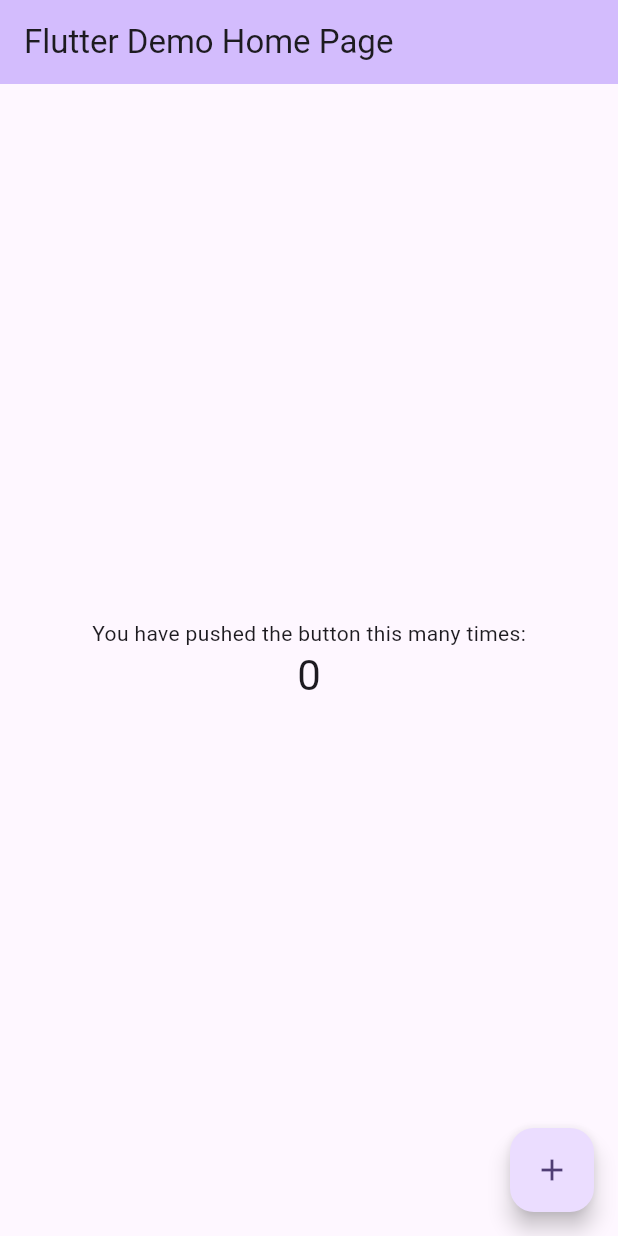
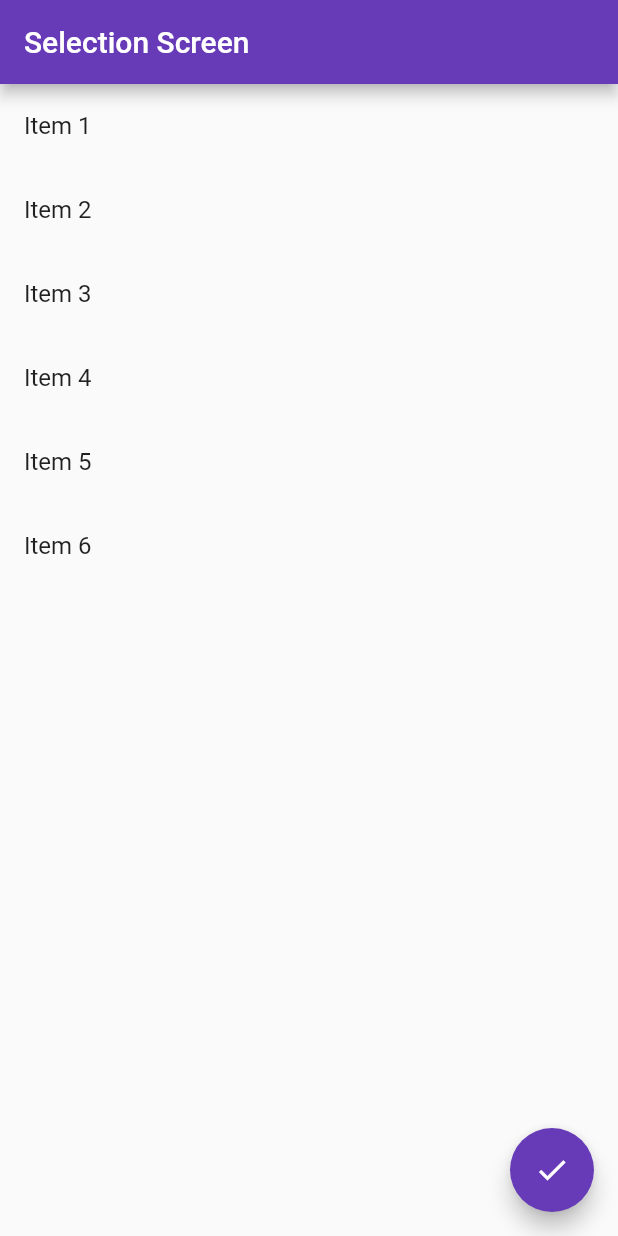
Before and after one commit to ob1Kenoobi/mod10-livetest, a Flutter app: the screen it shows after launch, on a phone screen of 412 x 824 dp. Run offline on Flutter 3.47's test engine with Material 2 defaults, Android fonts, the light colour scheme and no system bars.

Commit message:
Added item list and main dart file

```diff
--- /dev/null
+++ b/lib/data.dart
@@ -0,0 +1,10 @@
+// data.dart
+List<String> itemList = [
+  "Item 1",
+  "Item 2",
+  "Item 3",
+  "Item 4",
+  "Item 5",
+  "Item 6",
+  // Add more items as needed
+];
--- a/lib/main.dart
+++ b/lib/main.dart
@@ -1,125 +1,88 @@
 import 'package:flutter/material.dart';
+import 'package:mod10_livetest/data.dart';
 
 void main() {
-  runApp(const MyApp());
+  runApp(MyApp());
 }
 
 class MyApp extends StatelessWidget {
-  const MyApp({super.key});
-
-  // This widget is the root of your application.
   @override
   Widget build(BuildContext context) {
     return MaterialApp(
-      title: 'Flutter Demo',
       theme: ThemeData(
-        // This is the theme of your application.
-        //
-        // TRY THIS: Try running your application with "flutter run". You'll see
-        // the application has a blue toolbar. Then, without quitting the app,
-        // try changing the seedColor in the colorScheme below to Colors.green
-        // and then invoke "hot reload" (save your changes or press the "hot
-        // reload" button in a Flutter-supported IDE, or press "r" if you used
-        // the command line to start the app).
-        //
-        // Notice that the counter didn't reset back to zero; the application
-        // state is not lost during the reload. To reset the state, use hot
-        // restart instead.
-        //
-        // This works for code too, not just values: Most code changes can be
-        // tested with just a hot reload.
-        colorScheme: ColorScheme.fromSeed(seedColor: Colors.deepPurple),
-        useMaterial3: true,
+        primarySwatch: Colors.deepPurple,
       ),
-      home: const MyHomePage(title: 'Flutter Demo Home Page'),
+      home: MyScreen(),
     );
   }
 }
 
-class MyHomePage extends StatefulWidget {
-  const MyHomePage({super.key, required this.title});
+class MyScreen extends StatefulWidget {
+  @override
+  _MyScreenState createState() => _MyScreenState();
+}
 
-  // This widget is the home page of your application. It is stateful, meaning
-  // that it has a State object (defined below) that contains fields that affect
-  // how it looks.
-
-  // This class is the configuration for the state. It holds the values (in this
-  // case the title) provided by the parent (in this case the App widget) and
-  // used by the build method of the State. Fields in a Widget subclass are
-  // always marked "final".
-
-  final String title;
+class _MyScreenState extends State<MyScreen> {
+  late List<bool> isSelected;
 
   @override
-  State<MyHomePage> createState() => _MyHomePageState();
-}
-
-class _MyHomePageState extends State<MyHomePage> {
-  int _counter = 0;
-
-  void _incrementCounter() {
-    setState(() {
-      // This call to setState tells the Flutter framework that something has
-      // changed in this State, which causes it to rerun the build method below
-      // so that the display can reflect the updated values. If we changed
-      // _counter without calling setState(), then the build method would not be
-      // called again, and so nothing would appear to happen.
-      _counter++;
-    });
+  void initState() {
+    super.initState();
+    isSelected = List.generate(itemList.length, (index) => false);
   }
 
   @override
   Widget build(BuildContext context) {
-    // This method is rerun every time setState is called, for instance as done
-    // by the _incrementCounter method above.
-    //
-    // The Flutter framework has been optimized to make rerunning build methods
-    // fast, so that you can just rebuild anything that needs updating rather
-    // than having to individually change instances of widgets.
     return Scaffold(
       appBar: AppBar(
-        // TRY THIS: Try changing the color here to a specific color (to
-        // Colors.amber, perhaps?) and trigger a hot reload to see the AppBar
-        // change color while the other colors stay the same.
-        backgroundColor: Theme.of(context).colorScheme.inversePrimary,
-        // Here we take the value from the MyHomePage object that was created by
-        // the App.build method, and use it to set our appbar title.
-        title: Text(widget.title),
+        title: Text('Selection Screen'),
       ),
-      body: Center(
-        // Center is a layout widget. It takes a single child and positions it
-        // in the middle of the parent.
-        child: Column(
-          // Column is also a layout widget. It takes a list of children and
-          // arranges them vertically. By default, it sizes itself to fit its
-          // children horizontally, and tries to be as tall as its parent.
-          //
-          // Column has various properties to control how it sizes itself and
-          // how it positions its children. Here we use mainAxisAlignment to
-          // center the children vertically; the main axis here is the vertical
-          // axis because Columns are vertical (the cross axis would be
-          // horizontal).
-          //
-          // TRY THIS: Invoke "debug painting" (choose the "Toggle Debug Paint"
-          // action in the IDE, or press "p" in the console), to see the
-          // wireframe for each widget.
-          mainAxisAlignment: MainAxisAlignment.center,
-          children: <Widget>[
-            const Text(
-              'You have pushed the button this many times:',
-            ),
-            Text(
-              '$_counter',
-              style: Theme.of(context).textTheme.headlineMedium,
+      body: ListView.builder(
+        itemCount: itemList.length,
+        itemBuilder: (context, index) {
+          return ListTile(
+            title: Text(itemList[index]),
+            tileColor: isSelected[index] ? Colors.purpleAccent : null,
+            onTap: () {
+              setState(() {
+                isSelected[index] = !isSelected[index];
+              });
+            },
+          );
+        },
+      ),
+      floatingActionButton: FloatingActionButton(
+        onPressed: () {
+          _showSelectedItemsDialog();
+        },
+        child: Icon(Icons.check),
+      ),
+    );
+  }
+
+  void _showSelectedItemsDialog() {
+    int selectedCount = isSelected.where((element) => element).length;
+
+    showDialog(
+      context: context,
+      builder: (BuildContext context) {
+        return AlertDialog(
+          title: Text('Selected Items'),
+          content: Text('Number of selected items: $selectedCount'),
+          actions: <Widget>[
+            TextButton(
+              onPressed: () {
+                // Deselect all items
+                setState(() {
+                  isSelected = List.generate(itemList.length, (index) => false);
+                });
+                Navigator.of(context).pop();
+              },
+              child: Text('OK'),
             ),
           ],
-        ),
-      ),
-      floatingActionButton: FloatingActionButton(
-        onPressed: _incrementCounter,
-        tooltip: 'Increment',
-        child: const Icon(Icons.add),
-      ), // This trailing comma makes auto-formatting nicer for build methods.
+        );
+      },
     );
   }
 }
```
